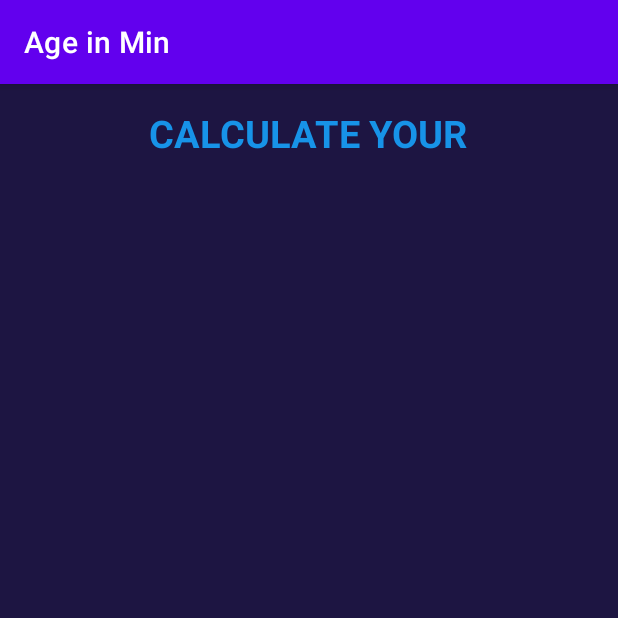
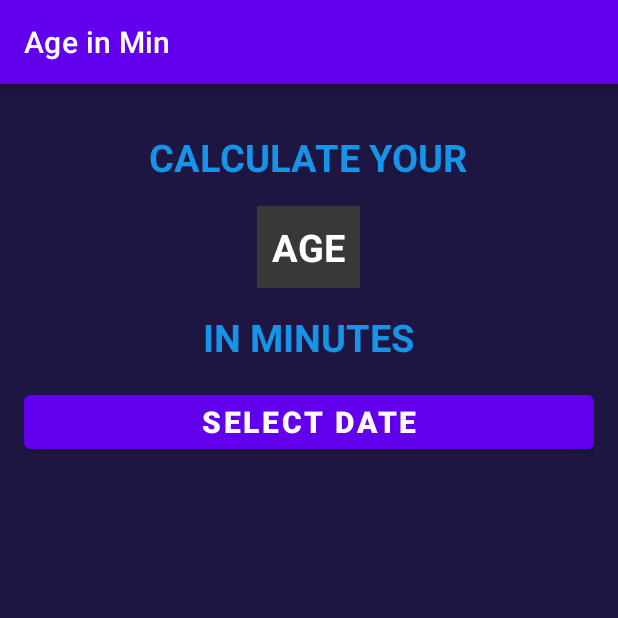
Before and after one commit to 196Sebastian/Age-in-Minutes, an Android app: the screen it shows after launch (MainActivity), on a phone screen of 412 x 824 dp, the top half of it. Run offline under Robolectric (Android 15) with nearby library versions, the phone set to English and light mode, and no system bars.

Commit message:
Added age in minutes text
Added select date button

```diff
--- a/app/src/main/res/layout/activity_main.xml
+++ b/app/src/main/res/layout/activity_main.xml
@@ -6,10 +6,12 @@
     android:layout_height="match_parent"
     android:gravity="center_horizontal"
     android:orientation="vertical"
+    android:padding="16dp"
     android:background="@color/backgroundColor"
     tools:context=".MainActivity">
 
     <TextView
+        android:id="@+id/textView"
         android:layout_width="wrap_content"
         android:layout_height="wrap_content"
         android:layout_marginTop="15dp"
@@ -18,4 +20,33 @@
         android:textSize="25sp"
         android:textStyle="bold" />
 
+    <TextView
+        android:layout_width="wrap_content"
+        android:layout_height="wrap_content"
+        android:layout_marginTop="15dp"
+        android:padding="10dp"
+        android:text="AGE"
+        android:textColor="#FFFFFF"
+        android:background="@color/ageTextBackgroundColor"
+        android:textSize="25sp"
+        android:textStyle="bold" />
+
+    <TextView
+        android:layout_width="wrap_content"
+        android:layout_height="wrap_content"
+        android:layout_marginTop="15dp"
+        android:text="IN MINUTES"
+        android:textColor="@color/textColor"
+        android:textSize="25sp"
+        android:textStyle="bold" />
+
+    <Button
+        android:layout_width="match_parent"
+        android:layout_height="wrap_content"
+        android:text="Select Date"
+        android:layout_marginTop="15dp"
+        android:textStyle="bold"
+        android:textSize="20sp"
+        />
+
 </LinearLayout>
--- a/app/src/main/res/values/colors.xml
+++ b/app/src/main/res/values/colors.xml
@@ -9,4 +9,5 @@
     <color name="white">#FFFFFFFF</color>
     <color name="textColor">#1793e8</color>
     <color name="backgroundColor">#1d1542</color>
+    <color name="ageTextBackgroundColor">#383839</color>
 </resources>
```
